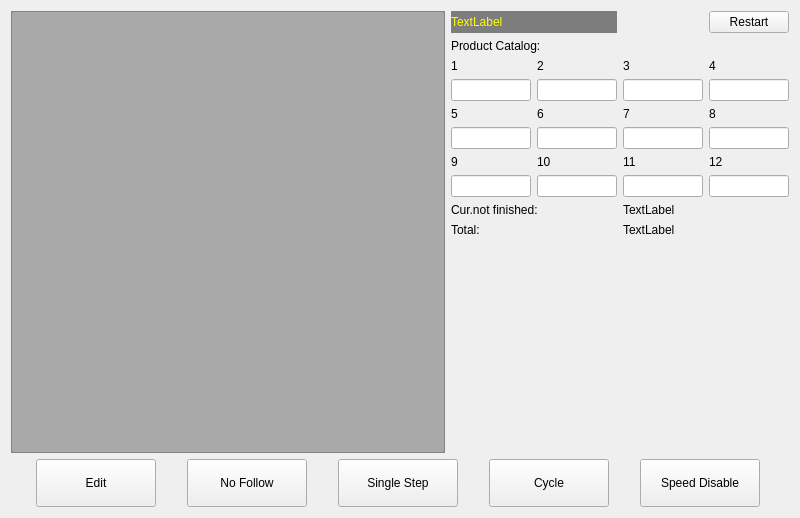
This is hcinstruction/ichcprogrammonitorframe.ui in dongdong-2009/3-5AxisRobot as Qt 5 draws it before an edit. The edited form follows.
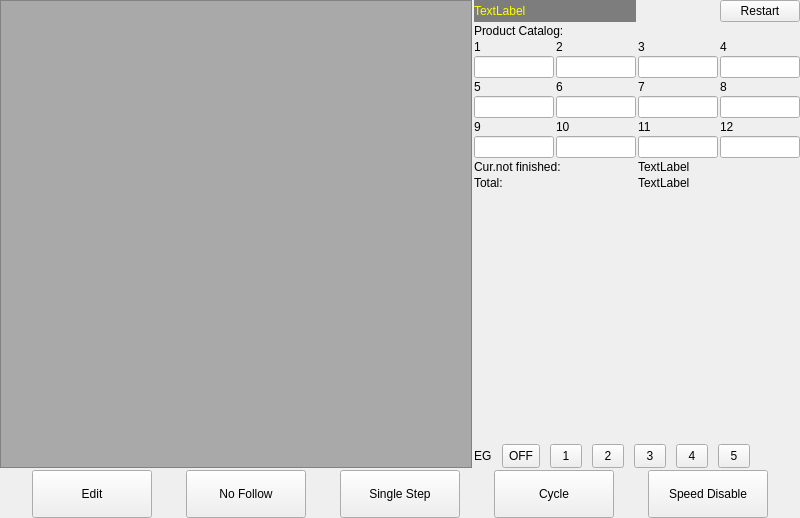
This is the edited form. Icons and pictures are not drawn. Custom widgets are drawn as their Qt base class.

```diff
--- a/hcinstruction/ichcprogrammonitorframe.ui
+++ b/hcinstruction/ichcprogrammonitorframe.ui
@@ -28,8 +28,26 @@
    <enum>QFrame::Plain</enum>
   </property>
   <layout class="QVBoxLayout" name="verticalLayout">
+   <property name="spacing">
+    <number>2</number>
+   </property>
+   <property name="leftMargin">
+    <number>0</number>
+   </property>
+   <property name="topMargin">
+    <number>0</number>
+   </property>
+   <property name="rightMargin">
+    <number>0</number>
+   </property>
+   <property name="bottomMargin">
+    <number>0</number>
+   </property>
    <item>
-    <layout class="QHBoxLayout" name="horizontalLayout">
+    <layout class="QHBoxLayout" name="horizontalLayout_3">
+     <property name="spacing">
+      <number>2</number>
+     </property>
      <item>
       <widget class="QListWidget" name="moldContentListWidget">
        <property name="minimumSize">
@@ -338,6 +356,165 @@
          </property>
         </widget>
        </item>
+       <item row="11" column="0" colspan="4">
+        <layout class="QHBoxLayout" name="horizontalLayout">
+         <property name="spacing">
+          <number>10</number>
+         </property>
+         <item>
+          <widget class="QLabel" name="label_4">
+           <property name="text">
+            <string>EG</string>
+           </property>
+          </widget>
+         </item>
+         <item>
+          <widget class="QToolButton" name="ecOff">
+           <property name="sizePolicy">
+            <sizepolicy hsizetype="Fixed" vsizetype="Preferred">
+             <horstretch>0</horstretch>
+             <verstretch>0</verstretch>
+            </sizepolicy>
+           </property>
+           <property name="minimumSize">
+            <size>
+             <width>32</width>
+             <height>24</height>
+            </size>
+           </property>
+           <property name="text">
+            <string>OFF</string>
+           </property>
+           <attribute name="buttonGroup">
+            <string notr="true">buttonGroup</string>
+           </attribute>
+          </widget>
+         </item>
+         <item>
+          <widget class="QToolButton" name="ec_1">
+           <property name="sizePolicy">
+            <sizepolicy hsizetype="Fixed" vsizetype="Preferred">
+             <horstretch>0</horstretch>
+             <verstretch>0</verstretch>
+            </sizepolicy>
+           </property>
+           <property name="minimumSize">
+            <size>
+             <width>32</width>
+             <height>24</height>
+            </size>
+           </property>
+           <property name="text">
+            <string>1</string>
+           </property>
+           <attribute name="buttonGroup">
+            <string notr="true">buttonGroup</string>
+           </attribute>
+          </widget>
+         </item>
+         <item>
+          <widget class="QToolButton" name="ec_2">
+           <property name="sizePolicy">
+            <sizepolicy hsizetype="Fixed" vsizetype="Preferred">
+             <horstretch>0</horstretch>
+             <verstretch>0</verstretch>
+            </sizepolicy>
+           </property>
+           <property name="minimumSize">
+            <size>
+             <width>32</width>
+             <height>24</height>
+            </size>
+           </property>
+           <property name="text">
+            <string>2</string>
+           </property>
+           <attribute name="buttonGroup">
+            <string notr="true">buttonGroup</string>
+           </attribute>
+          </widget>
+         </item>
+         <item>
+          <widget class="QToolButton" name="ec_3">
+           <property name="sizePolicy">
+            <sizepolicy hsizetype="Fixed" vsizetype="Preferred">
+             <horstretch>0</horstretch>
+             <verstretch>0</verstretch>
+            </sizepolicy>
+           </property>
+           <property name="minimumSize">
+            <size>
+             <width>32</width>
+             <height>24</height>
+            </size>
+           </property>
+           <property name="text">
+            <string>3</string>
+           </property>
+           <attribute name="buttonGroup">
+            <string notr="true">buttonGroup</string>
+           </attribute>
+          </widget>
+         </item>
+         <item>
+          <widget class="QToolButton" name="ec_4">
+           <property name="sizePolicy">
+            <sizepolicy hsizetype="Fixed" vsizetype="Preferred">
+             <horstretch>0</horstretch>
+             <verstretch>0</verstretch>
+            </sizepolicy>
+           </property>
+           <property name="minimumSize">
+            <size>
+             <width>32</width>
+             <height>24</height>
+            </size>
+           </property>
+           <property name="text">
+            <string>4</string>
+           </property>
+           <attribute name="buttonGroup">
+            <string notr="true">buttonGroup</string>
+           </attribute>
+          </widget>
+         </item>
+         <item>
+          <widget class="QToolButton" name="ec_5">
+           <property name="sizePolicy">
+            <sizepolicy hsizetype="Fixed" vsizetype="Preferred">
+             <horstretch>0</horstretch>
+             <verstretch>0</verstretch>
+            </sizepolicy>
+           </property>
+           <property name="minimumSize">
+            <size>
+             <width>32</width>
+             <height>24</height>
+            </size>
+           </property>
+           <property name="text">
+            <string>5</string>
+           </property>
+           <attribute name="buttonGroup">
+            <string notr="true">buttonGroup</string>
+           </attribute>
+          </widget>
+         </item>
+         <item>
+          <spacer name="horizontalSpacer">
+           <property name="orientation">
+            <enum>Qt::Horizontal</enum>
+           </property>
+           <property name="sizeHint" stdset="0">
+            <size>
+             <width>40</width>
+             <height>20</height>
+            </size>
+           </property>
+          </spacer>
+         </item>
+        </layout>
+       </item>
       </layout>
      </item>
     </layout>
```
Left out of the diff: 353 changed lines with no effect on the pictures.
